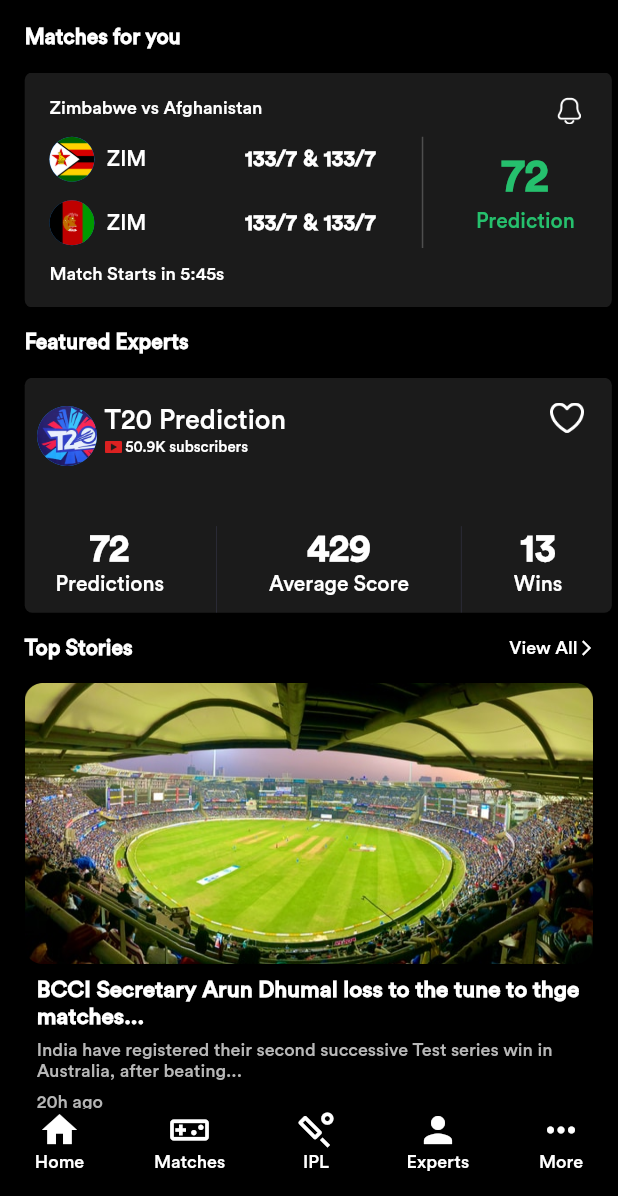
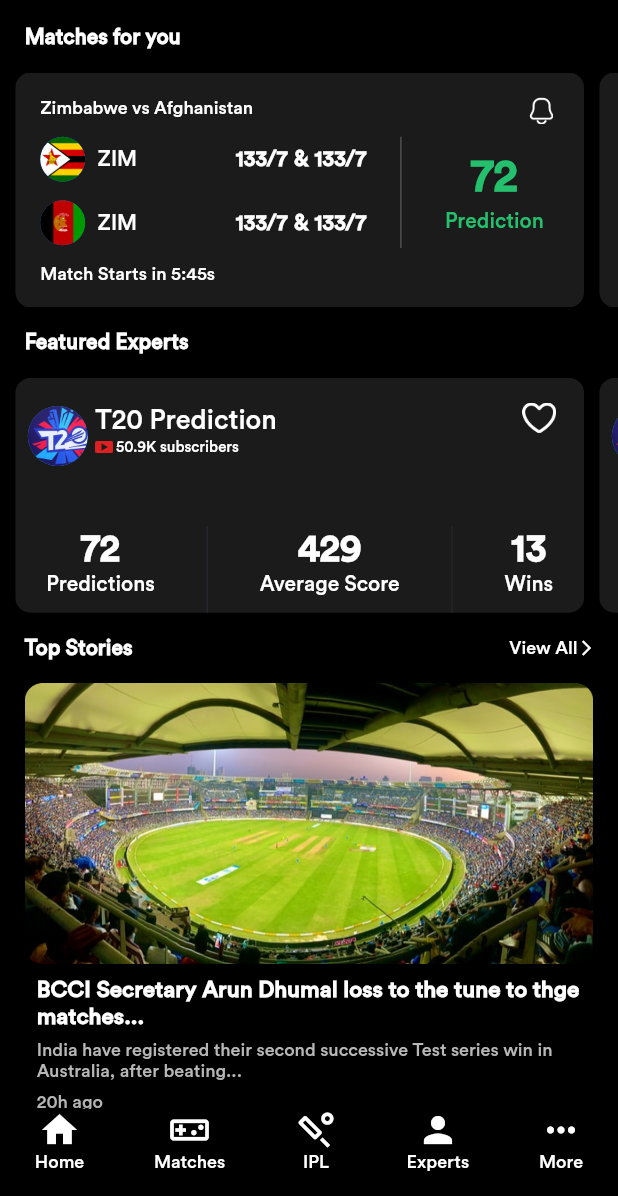
Before and after one commit to Jainish22/FanTips, a Flutter app: the screen it shows after launch, on a phone screen of 412 x 824 dp, the part 40-1236 px from its top. Run offline on Flutter 3.47's test engine with Material 2 defaults, Android fonts, the phone set to English and light mode, and no system bars; our stand-ins replace get, sizer.

Commit message:
appbar 1 change

```diff
--- a/lib/Widgets/MyContainer.dart
+++ b/lib/Widgets/MyContainer.dart
@@ -13,13 +13,12 @@ class MyContainer1 extends StatelessWidget {
   @override
   Widget build(BuildContext context) {
     return Padding(
-      padding: EdgeInsets.only(left: 4.w),
+      padding: EdgeInsets.only(left: 2.5.w,),
       child: Container(
-        margin: EdgeInsets.only(right: 10),
         height: 20.h,
-        width: 95.w,
+        width: 92.w,
         decoration: BoxDecoration(
-            color: AppColor.light, borderRadius: BorderRadius.circular(5)),
+            color: AppColor.light, borderRadius: BorderRadius.circular(10)),
         child: Padding(
           padding: EdgeInsets.only(top: 2.h,left: 4.w,right: 5.w),
           child: Column(
@@ -79,7 +78,7 @@ class MyContainer1 extends StatelessWidget {
                     height: 9.h,
                     child: const VerticalDivider(color: AppColor.DividerColor, thickness: 1)),
                   SizedBox(
-                    width: 18.w,
+                    width: 19.w,
                     child: Column(
                       children: const [
                         Text('72',style: TextStyle(height: 1.6,fontSize: 30,fontWeight: FontWeight.w900,color: AppColor.green)),
@@ -104,12 +103,12 @@ class MyContainer2 extends StatelessWidget {
   @override
   Widget build(BuildContext context) {
     return Padding(
-      padding: EdgeInsets.only(left: 4.w),
+      padding: EdgeInsets.only(left: 2.5.w),
       child: Container(
           height: 20.h,
-          width: 95.w,
+          width: 92.w,
           decoration: BoxDecoration(
-              color: AppColor.light, borderRadius: BorderRadius.circular(5)),
+              color: AppColor.light, borderRadius: BorderRadius.circular(10)),
           child: Stack(
             children: [
               Positioned(
@@ -135,7 +134,7 @@ class MyContainer2 extends StatelessWidget {
                   ),
                 )
               ),
-              Positioned(top: 2.h, left: 85.w, child: Image.asset(AppIcon.heart, height: 2.5.h,)),
+              Positioned(top: 2.h, left: 82.w, child: Image.asset(AppIcon.heart, height: 2.5.h,)),
               Positioned(
                 top: 12.h,left: 5.w,
                 child: SizedBox(
```
